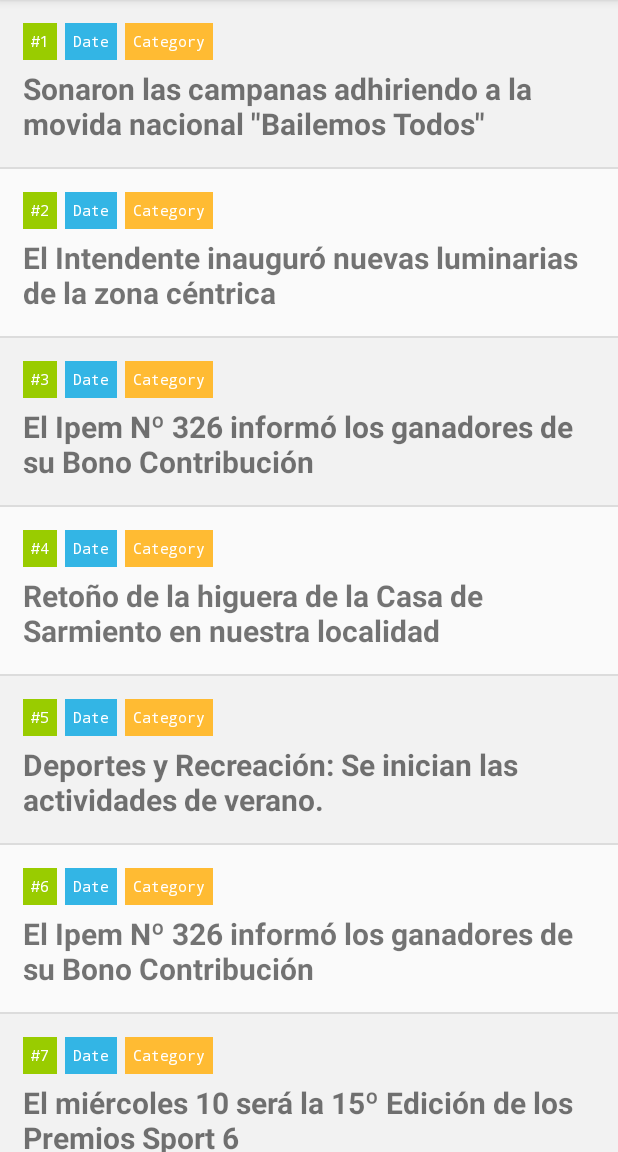
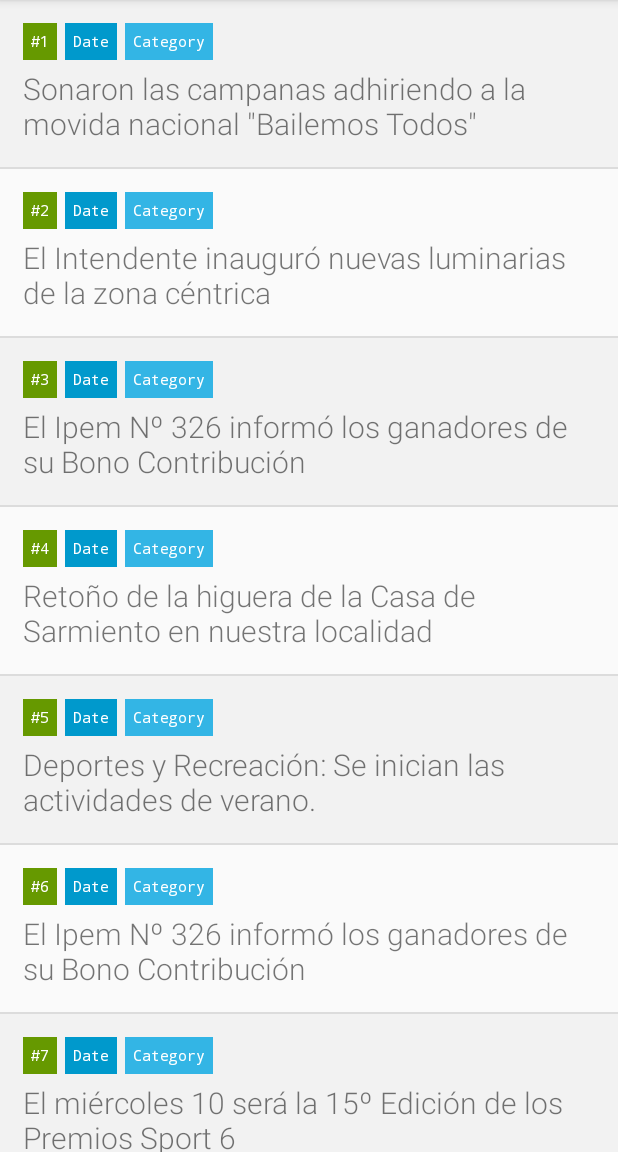
Before and after one commit to BinodAryal/News, an Android app: the screen it shows after launch (MainActivity), on a phone screen of 412 x 824 dp, the part 84-1236 px from its top. Run offline under Robolectric (Android 15) with nearby library versions, the phone set to English and light mode, and no system bars.

Commit message:
Update ListView styles

```diff
--- a/app/src/main/res/layout/list_item_post.xml
+++ b/app/src/main/res/layout/list_item_post.xml
@@ -11,16 +11,16 @@
 
         <TextView
             android:id="@+id/post_id"
-            style="@style/Label.Green" />
+            style="@style/Label.DarkGreen" />
 
         <TextView
             android:id="@+id/post_date"
-            style="@style/Label.Blue"
+            style="@style/Label.DarkBlue"
             android:text="Date" />
 
         <TextView
             android:id="@+id/post_category"
-            style="@style/Label.Yellow"
+            style="@style/Label.LightBlue"
             android:text="Category" />
 
     </LinearLayout>
@@ -30,6 +30,6 @@
             android:layout_width="match_parent"
             android:layout_height="wrap_content"
             android:textSize="20sp"
-            android:textStyle="bold" />
+            android:fontFamily="sans-serif-light" />
 
 </LinearLayout>
--- a/app/src/main/res/values/styles.xml
+++ b/app/src/main/res/values/styles.xml
@@ -20,12 +20,20 @@
         <item name="android:background">#FF4444</item>
     </style>
 
-    <style name="Label.Blue">
+    <style name="Label.LightBlue">
         <item name="android:background">#33B5E5</item>
     </style>
 
-    <style name="Label.Green">
+    <style name="Label.DarkBlue">
+        <item name="android:background">#0099CC</item>
+    </style>
+
+    <style name="Label.LightGreen">
         <item name="android:background">#99CC00</item>
+    </style>
+
+    <style name="Label.DarkGreen">
+        <item name="android:background">#669900</item>
     </style>
 
     <style name="Label.Yellow">
```
